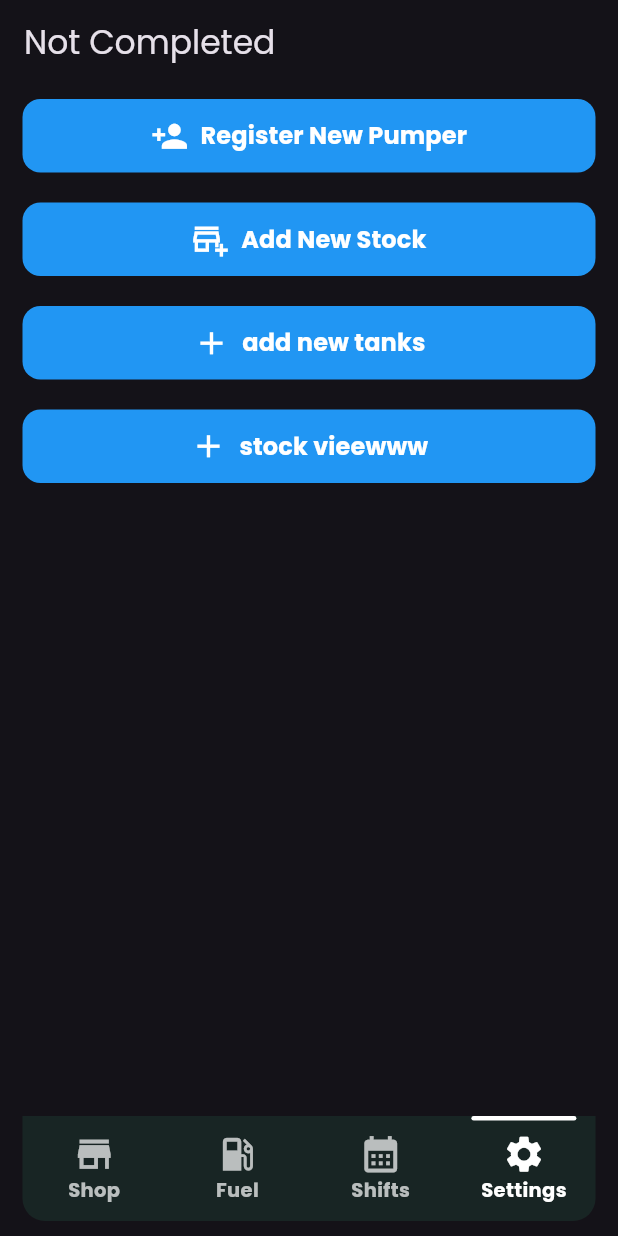
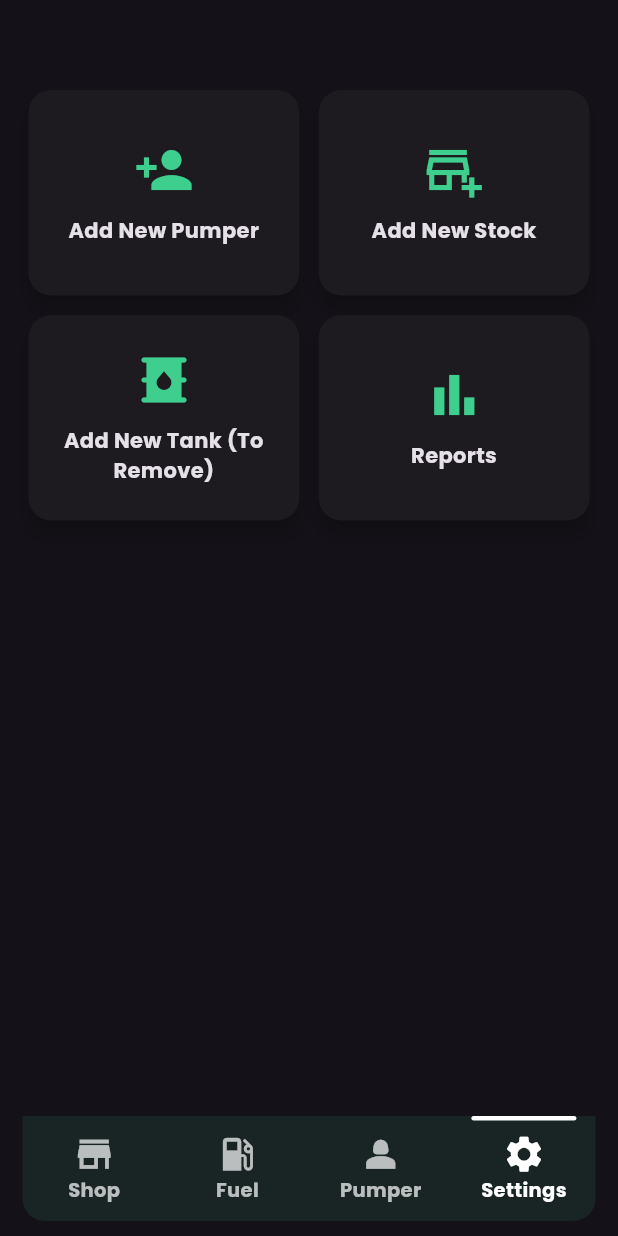
Before and after one commit to sithilxheartz/FilliFY-with-Firebase, a Flutter app: the screen it shows after launch, item 4 of the bottom bar chosen, on a phone screen of 412 x 824 dp. Run offline on Flutter 3.47's test engine with Material 3 defaults, Android fonts, the light colour scheme and no system bars; our stand-ins replace cloud_firestore, firebase_core, fl_chart, google_fonts; accounts and stored records are empty.

Commit message:
changed user interfcaes

```diff
--- a/lib/management_page.dart
+++ b/lib/management_page.dart
@@ -14,39 +14,77 @@ class ManagementPage extends StatelessWidget {
   @override
   Widget build(BuildContext context) {
     return Scaffold(
-      appBar: AppBar(title: Text("Not Completed")),
+      appBar: AppBar(),
       body: Padding(
         padding: const EdgeInsets.symmetric(horizontal: 15),
-        child: Column(
+        child: GridView.count(
+          crossAxisCount: 2, // Two items per row
+          crossAxisSpacing: 5,
+          mainAxisSpacing: 5,
+          childAspectRatio: 1.3,
           children: [
-            MenuButton(
-              labelText: "Register New Pumper",
+            _buildMenuButton(
+              context,
+              label: "Add New Pumper",
               icon: Icons.person_add,
               route: PumperRegisterPage(),
             ),
-            MenuButton(
-              labelText: "Add New Stock",
+            _buildMenuButton(
+              context,
+              label: "Add New Stock",
               icon: Icons.add_business_outlined,
               route: AddStockPage(),
             ),
-            MenuButton(
-              labelText: "add new tanks",
-              icon: Icons.add,
+            _buildMenuButton(
+              context,
+              label: "Add New Tank (To Remove)",
+              icon: Icons.oil_barrel,
               route: NewTankPage(),
             ),
-            MenuButton(
-              labelText: "stock vieewww",
-              icon: Icons.add,
-              route: FuelStockPage(),
+            _buildMenuButton(
+              context,
+              label: "Reports",
+              icon: Icons.bar_chart,
+              route: NewTankPage(),
             ),
-            // MenuButton(
-            //   labelText: "add salessssssssss",
-            //   icon: Icons.add,
-            //   route: AddSalesPage(),
-            // ),
           ],
         ),
       ),
     );
   }
+
+  Widget _buildMenuButton(
+    BuildContext context, {
+    required String label,
+    required IconData icon,
+    required Widget route,
+  }) {
+    return Card(
+      elevation: 5,
+      shape: RoundedRectangleBorder(borderRadius: BorderRadius.circular(15)),
+      child: InkWell(
+        onTap: () {
+          Navigator.push(
+            context,
+            MaterialPageRoute(builder: (context) => route),
+          );
+        },
+        child: Container(
+          decoration: BoxDecoration(borderRadius: BorderRadius.circular(15)),
+          child: Column(
+            mainAxisAlignment: MainAxisAlignment.center,
+            children: [
+              Icon(icon, size: 40, color: primaryColor),
+              SizedBox(height: 10),
+              Text(
+                label,
+                textAlign: TextAlign.center,
+                style: TextStyle(fontSize: 14, fontWeight: FontWeight.bold),
+              ),
+            ],
+          ),
+        ),
+      ),
+    );
+  }
 }
--- a/lib/pages_shift_module/pumper_login_sales.dart
+++ b/lib/pages_shift_module/pumper_login_sales.dart
@@ -60,7 +60,7 @@ class _PumperSignInShiftsState extends State<PumperSignInSales> {
           topRight: Radius.circular(30),
         ),
         image: DecorationImage(
-          image: AssetImage("assets/img2.png"),
+          image: AssetImage("assets/img3.png"),
           fit: BoxFit.cover,
         ),
       ),
--- a/lib/pages_shift_module/shift_add_page.dart
+++ b/lib/pages_shift_module/shift_add_page.dart
@@ -128,7 +128,7 @@ class _ShiftAddPageState extends State<ShiftAddPage> {
               children: [
                 ClipRRect(
                   borderRadius: BorderRadius.circular(10),
-                  child: Image.asset("assets/img1.png"),
+                  child: Image.asset("assets/shift.png"),
                 ),
                 SizedBox(height: 15),
                 Row(
--- a/lib/shared/bottom_navigation_bar.dart
+++ b/lib/shared/bottom_navigation_bar.dart
@@ -28,11 +28,11 @@ class _HomeBarState extends State<HomeBar> with SingleTickerProviderStateMixin {
   final List<IconData> icons = [
     Icons.store,
     Icons.local_gas_station,
-    Icons.calendar_month_sharp,
+    Icons.person_2,
     Icons.settings,
   ];
 
-  final List<String> iconNames = ["Shop", "Fuel", "Shifts", "Settings"];
+  final List<String> iconNames = ["Shop", "Fuel", "Pumper", "Settings"];
 
   @override
   void initState() {
```
Also changed, not shown: lib/fuel_stock_page.dart (+4 -4 lines), lib/pages_shift_module/shift_view_page.dart (+18 -18 lines), assets/img3.png (added), assets/shift.png (added), flutter_01.png (added).
